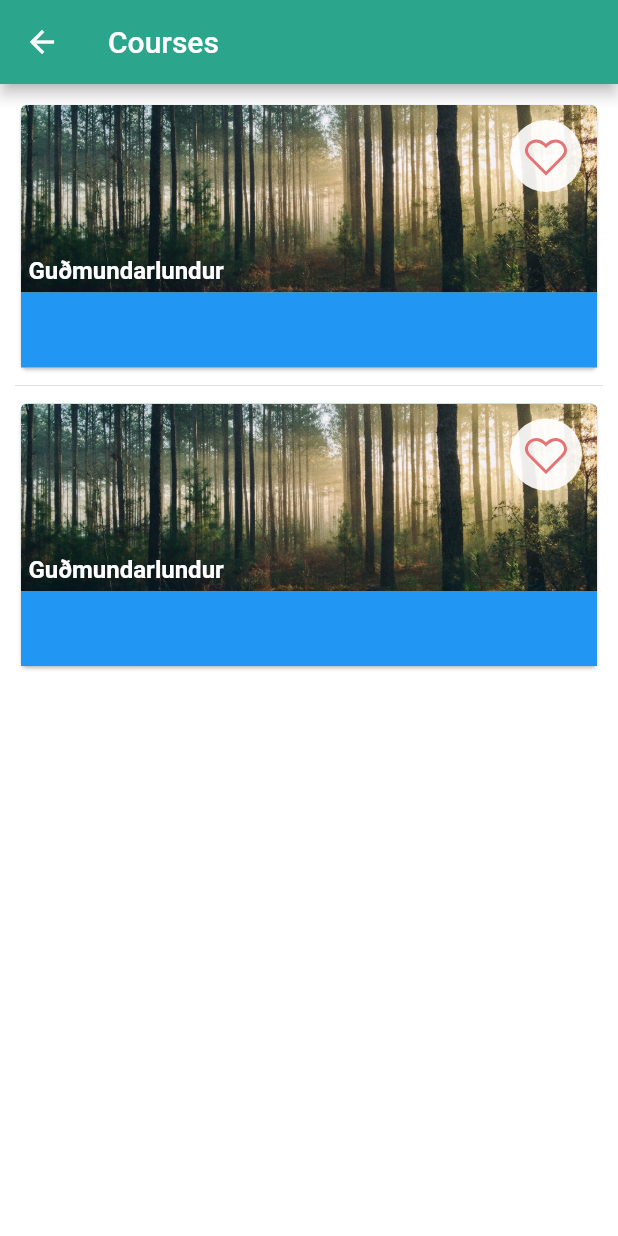
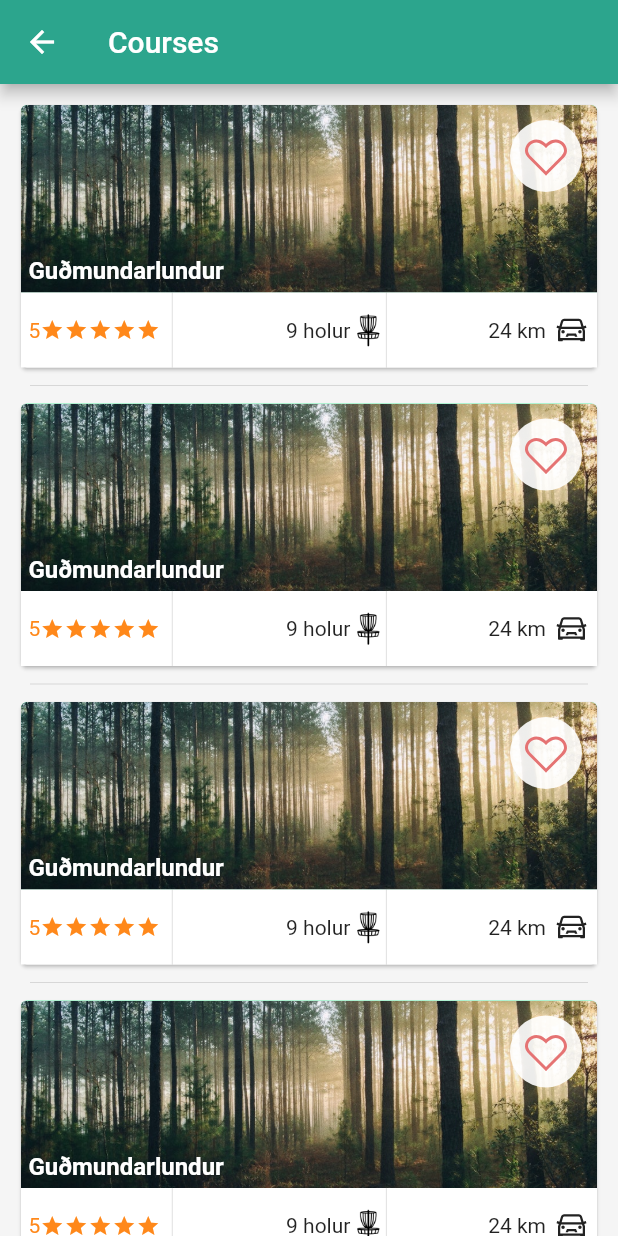
Before and after one commit to doddi321/folf_flutter, a Flutter app: the screen it shows after launch, on a phone screen of 412 x 824 dp. Run offline on Flutter 3.47's test engine with Material 2 defaults, Android fonts, the light colour scheme and no system bars; our stand-ins replace cloud_firestore, firebase_auth, line_icons; accounts and stored records are empty.

Commit message:
courses look done

```diff
--- a/lib/pages/coursesPage.dart
+++ b/lib/pages/coursesPage.dart
@@ -15,14 +15,15 @@ class _CoursesPageState extends State<CoursesPage> {
       appBar: AppBar(
         title: Text('Courses'),
       ),
-      backgroundColor: Colors.white,
+      backgroundColor: Color(0xFFF5F5F5),
       body: ListView.separated(
         padding: EdgeInsets.all(10.0),
-        itemCount: 2,
+        itemCount: 5,
         itemBuilder: (BuildContext context, int index) {
           return course;
         },
-        separatorBuilder: (BuildContext context, int index) => const Divider(),
+        separatorBuilder: (BuildContext context, int index) => Container(
+            margin: EdgeInsets.only(right: 10, left: 10), child: Divider()),
       ),
     ));
   }
--- a/lib/widgets/course.dart
+++ b/lib/widgets/course.dart
@@ -1,4 +1,5 @@
 import 'package:flutter/material.dart';
+import 'package:folf/widgets/starDisplay.dart';
 import 'package:line_icons/line_icons.dart';
 
 class Course extends StatelessWidget {
@@ -16,13 +17,7 @@ class Course extends StatelessWidget {
     );
   }
 
-    Widget _buildCourseInfo() {
-    return Container(
-      color: Colors.blue,
-      height: 50,
-      child: Row(),
-    );
-  }
+  // ------------------------ course image here ----------------------------------
 
   Widget _buildCourseImage() {
     return Container(
@@ -39,10 +34,7 @@ class Course extends StatelessWidget {
         height: 125,
         child: Column(
           mainAxisAlignment: MainAxisAlignment.end,
-          children: <Widget>[
-            _heartButton(),
-            _courseTitle()
-          ],
+          children: <Widget>[_heartButton(), _courseTitle()],
           crossAxisAlignment: CrossAxisAlignment.stretch,
         ));
   }
@@ -81,4 +73,54 @@ class Course extends StatelessWidget {
       ),
     );
   }
+
+  // ------------------------ course info here ----------------------------------
+
+  Widget _buildCourseInfo() {
+    return Container(
+      color: Colors.white,
+      height: 50,
+      child: Row(
+        mainAxisAlignment: MainAxisAlignment.spaceBetween,
+        children: <Widget>[
+          _ratingInfo(),
+          _basketsInfo(),
+          _distanceInfo(),
+        ],
+      ),
+    );
+  }
+
+  Widget _ratingInfo() {
+    return Row(
+      children: <Widget>[
+        Container(
+            margin: EdgeInsets.only(left: 5), child: StarDisplay(value: 5)),
+        VerticalDivider()
+      ],
+    );
+  }
+
+  Widget _basketsInfo() {
+    return Row(
+      children: <Widget>[
+        Container(child: Text("9 holur")),
+        Image(
+          image: AssetImage('assets/basket.png'),
+          height: 24,
+        ),
+        VerticalDivider(width: 0,)
+      ],
+    );
+  }
+
+  Widget _distanceInfo() {
+    return Row(
+      children: <Widget>[
+        Container(padding: EdgeInsets.only(right: 5), child: Text("24 km")),
+        Container(
+            padding: EdgeInsets.only(right: 5), child: Icon(LineIcons.car))
+      ],
+    );
+  }
 }
--- /dev/null
+++ b/lib/widgets/starDisplay.dart
@@ -0,0 +1,28 @@
+import 'package:flutter/material.dart';
+
+class StarDisplay extends StatelessWidget {
+  final int value;
+  const StarDisplay({this.value = 0});
+
+  @override
+  Widget build(BuildContext context) {
+    int starColor = 0xFFFF881A;
+    List<Widget> rating = List.generate(5, (index) {
+      return Icon(
+        index < value ? Icons.star : Icons.star_border,
+        color: Color(starColor),
+        size: 16,
+      );
+    });
+    rating.insert(
+        0,
+        Text(
+          value.toString(),
+          style: TextStyle(color: Color(starColor)),
+        ));
+    return Row(
+      mainAxisSize: MainAxisSize.min,
+      children: rating,
+    );
+  }
+}
--- a/pubspec.yaml
+++ b/pubspec.yaml
@@ -48,6 +48,7 @@ flutter:
   assets:
     - assets/fake-logo.png
     - assets/course-standin.jpg
+    - assets/basket.png
 
   # An image asset can refer to one or more resolution-specific "variants", see
   # https://flutter.dev/assets-and-images/#resolution-aware.
--- a/todo.txt
+++ b/todo.txt
@@ -1,3 +1,4 @@
 - configure appið svo iphone geti líka notað database-inn
 - taka firebase af testing mode.
 - ef email er tekið eða username, birta ehv texta
+- fix chinese letter thing with icons so you can make the bakset image a svg
```
Also changed, not shown: assets/basket.png (added).
